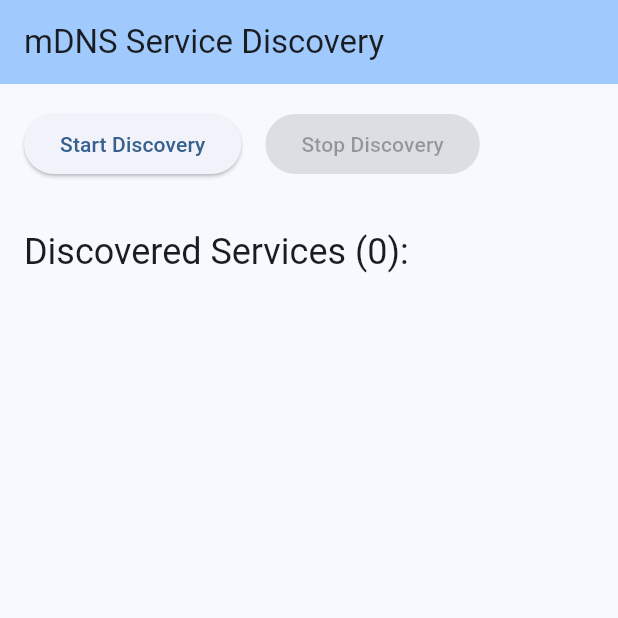
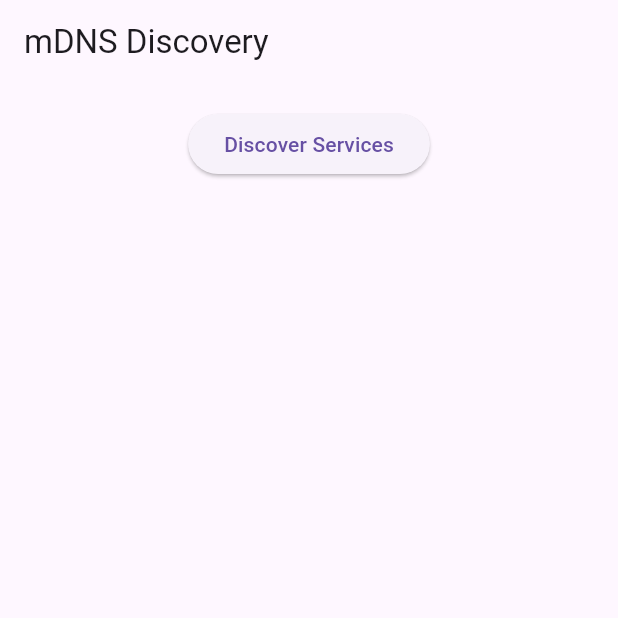
Before and after one commit to ragmondo/zeroconf-django-flutter, a Flutter app: the screen it shows after launch, on a phone screen of 412 x 824 dp, the top half of it. Run offline on Flutter 3.47's test engine with Material 3 defaults, Android fonts, the phone set to English and light mode, and no system bars; missing offline and left inert: bonsoir.

Commit message:
Simplify to minimal mDNS demo
Reduced codebase by ~50%:
- Removed Django REST framework, using simple JsonResponse
- Single API endpoint (/api/test/)
- Stripped Django settings to bare minimum (18 lines)
- Simplified Flutter UI to 117 lines
- Removed all debug logging
- Total core code now ~240 lines

This is now a truly minimal demonstration of mDNS service discovery.

🤖 Generated with Claude Code

Co-Authored-By: Claude <noreply@anthropic.com>

```diff
--- a/django-server/requirements.txt
+++ b/django-server/requirements.txt
@@ -1,3 +1,2 @@
 Django==5.0.6
 zeroconf==0.147.2
-djangorestframework==3.15.2
--- a/flutter-app/lib/main.dart
+++ b/flutter-app/lib/main.dart
@@ -3,9 +3,7 @@ import 'package:bonsoir/bonsoir.dart';
 import 'package:http/http.dart' as http;
 import 'dart:convert';
 
-void main() {
-  runApp(const MyApp());
-}
+void main() => runApp(const MyApp());
 
 class MyApp extends StatelessWidget {
   const MyApp({super.key});
@@ -13,28 +11,23 @@ class MyApp extends StatelessWidget {
   @override
   Widget build(BuildContext context) {
     return MaterialApp(
-      title: 'mDNS Discovery Demo',
-      theme: ThemeData(
-        colorScheme: ColorScheme.fromSeed(seedColor: Colors.blue),
-        useMaterial3: true,
-      ),
-      home: const ServiceDiscoveryPage(),
+      title: 'mDNS Discovery',
+      home: const DiscoveryPage(),
     );
   }
 }
 
-class ServiceDiscoveryPage extends StatefulWidget {
-  const ServiceDiscoveryPage({super.key});
+class DiscoveryPage extends StatefulWidget {
+  const DiscoveryPage({super.key});
 
   @override
-  State<ServiceDiscoveryPage> createState() => _ServiceDiscoveryPageState();
+  State<DiscoveryPage> createState() => _DiscoveryPageState();
 }
 
-class _ServiceDiscoveryPageState extends State<ServiceDiscoveryPage> {
+class _DiscoveryPageState extends State<DiscoveryPage> {
   BonsoirDiscovery? discovery;
-  final List<ResolvedBonsoirService> discoveredServices = [];
-  String? serverResponse;
-  bool isDiscovering = false;
+  final List<ResolvedBonsoirService> services = [];
+  String? response;
 
   @override
   void dispose() {
@@ -43,205 +36,81 @@ class _ServiceDiscoveryPageState extends State<ServiceDiscoveryPage> {
   }
 
   Future<void> startDiscovery() async {
-    print('=== STARTING DISCOVERY ===');
-
-    // Try both service types
-    final serviceType = '_django-api._tcp';
-    print('Looking for service type: $serviceType');
-
     setState(() {
-      discoveredServices.clear();
-      isDiscovering = true;
-      serverResponse = null;
+      services.clear();
+      response = null;
     });
 
-    discovery = BonsoirDiscovery(type: serviceType);
-    print('Discovery instance created for type: $serviceType');
+    discovery = BonsoirDiscovery(type: '_django-api._tcp');
+    await discovery!.ready;
 
-    // Wait for the discovery to be ready
-    print('Waiting for discovery to be ready...');
-    await discovery!.ready;
-    print('Discovery is ready');
-
-    discovery!.eventStream?.listen(
-      (event) {
-        print('=== DISCOVERY EVENT ===');
-        print('Event type: ${event.type}');
-        print('Service: ${event.service}');
-
-        if (event.type == BonsoirDiscoveryEventType.discoveryServiceFound) {
-          print('SERVICE FOUND: ${event.service?.name}');
-          print('Service type: ${event.service?.type}');
-          print('Attempting to resolve...');
-          event.service?.resolve(discovery!.serviceResolver);
-        } else if (event.type == BonsoirDiscoveryEventType.discoveryServiceResolved) {
-          print('SERVICE RESOLVED:');
-          print('  Name: ${event.service?.name}');
-          print('  Type: ${event.service?.type}');
-          print('  Full JSON: ${event.service?.toJson()}');
-
+    discovery!.eventStream?.listen((event) {
+      if (event.type == BonsoirDiscoveryEventType.discoveryServiceResolved) {
         if (event.service is ResolvedBonsoirService) {
+          setState(() {
             final resolved = event.service as ResolvedBonsoirService;
-            print('  Host: ${resolved.host}');
-            print('  Port: ${resolved.port}');
-            print('  Attributes: ${resolved.attributes}');
-
-            setState(() {
-              if (!discoveredServices.any((s) => s.name == resolved.name)) {
-                discoveredServices.add(resolved);
-                print('Added service to list. Total services: ${discoveredServices.length}');
+            if (!services.any((s) => s.name == resolved.name)) {
+              services.add(resolved);
             }
           });
         }
-        } else if (event.type == BonsoirDiscoveryEventType.discoveryServiceLost) {
-          print('SERVICE LOST: ${event.service?.name}');
-          setState(() {
-            discoveredServices.removeWhere((s) => s.name == event.service?.name);
-          });
-        } else {
-          print('Unknown event type: ${event.type}');
-        }
-      },
-      onError: (error, stackTrace) {
-        print('=== DISCOVERY ERROR ===');
-        print('Error: $error');
-        print('Stack trace: $stackTrace');
-      },
-    );
-
-    print('Starting discovery...');
-    await discovery!.start();
-    print('Discovery started successfully');
-
-    Future.delayed(const Duration(seconds: 10), () {
-      if (mounted && isDiscovering) {
-        print('Auto-stopping discovery after 10 seconds...');
-        stopDiscovery();
       }
     });
+
+    await discovery!.start();
   }
 
-  Future<void> stopDiscovery() async {
-    print('=== STOPPING DISCOVERY ===');
-    await discovery?.stop();
+  Future<void> testConnection(ResolvedBonsoirService service) async {
+    try {
+      final url = Uri.parse('http://${service.host}:${service.port}/api/test/');
+      final res = await http.get(url);
+
       setState(() {
-      isDiscovering = false;
+        response = res.statusCode == 200
+          ? json.decode(res.body)['message']
+          : 'Error: ${res.statusCode}';
       });
-    print('Discovery stopped');
-  }
-
-  Future<void> testServerConnection(ResolvedBonsoirService service) async {
-    try {
-      final host = service.host;
-      final port = service.port;
-
-      if (host == null || port == null) {
-        setState(() {
-          serverResponse = 'Error: Missing host or port information';
-        });
-        return;
-      }
-
-      final url = Uri.parse('http://$host:$port/api/info/');
-      print('Connecting to: $url');
-
-      final response = await http.get(url).timeout(const Duration(seconds: 5));
-
-      if (response.statusCode == 200) {
-        final data = json.decode(response.body);
-        setState(() {
-          final encoder = JsonEncoder.withIndent('  ');
-          serverResponse = 'Server Response:\n${encoder.convert(data)}';
-        });
-      } else {
-        setState(() {
-          serverResponse = 'Error: HTTP ${response.statusCode}';
-        });
-      }
     } catch (e) {
-      setState(() {
-        serverResponse = 'Connection Error: $e';
-      });
+      setState(() => response = 'Error: $e');
     }
   }
 
   @override
   Widget build(BuildContext context) {
     return Scaffold(
-      appBar: AppBar(
-        backgroundColor: Theme.of(context).colorScheme.inversePrimary,
-        title: const Text('mDNS Service Discovery'),
+      appBar: AppBar(title: const Text('mDNS Discovery')),
+      body: Column(
+        children: [
+          Padding(
+            padding: const EdgeInsets.all(16),
+            child: ElevatedButton(
+              onPressed: startDiscovery,
+              child: const Text('Discover Services'),
             ),
-      body: Padding(
-        padding: const EdgeInsets.all(16.0),
-        child: Column(
-          crossAxisAlignment: CrossAxisAlignment.start,
-          children: [
-            Row(
-              children: [
-                ElevatedButton(
-                  onPressed: isDiscovering ? null : startDiscovery,
-                  child: const Text('Start Discovery'),
           ),
-                const SizedBox(width: 16),
-                ElevatedButton(
-                  onPressed: isDiscovering ? stopDiscovery : null,
-                  child: const Text('Stop Discovery'),
-                ),
-              ],
-            ),
-            const SizedBox(height: 16),
-            if (isDiscovering)
-              const LinearProgressIndicator(),
-            const SizedBox(height: 16),
-            Text(
-              'Discovered Services (${discoveredServices.length}):',
-              style: Theme.of(context).textTheme.headlineSmall,
-            ),
-            const SizedBox(height: 8),
           Expanded(
             child: ListView.builder(
-                itemCount: discoveredServices.length,
+              itemCount: services.length,
               itemBuilder: (context, index) {
-                  final service = discoveredServices[index];
-                  return Card(
-                    child: ListTile(
-                      title: Text(service.name ?? 'Unknown Service'),
-                      subtitle: Column(
-                        crossAxisAlignment: CrossAxisAlignment.start,
-                        children: [
-                          Text('Host: ${service.host ?? "Unknown"}'),
-                          Text('Port: ${service.port ?? "Unknown"}'),
-                          if (service.attributes != null)
-                            Text('Attributes: ${service.attributes}'),
-                        ],
-                      ),
+                final service = services[index];
+                return ListTile(
+                  title: Text(service.name ?? 'Unknown'),
+                  subtitle: Text('${service.host}:${service.port}'),
                   trailing: ElevatedButton(
-                        onPressed: () => testServerConnection(service),
+                    onPressed: () => testConnection(service),
                     child: const Text('Test'),
-                      ),
                   ),
                 );
               },
             ),
           ),
-            if (serverResponse != null) ...[
-              const Divider(),
-              const SizedBox(height: 8),
+          if (response != null)
             Container(
-                padding: const EdgeInsets.all(12),
-                decoration: BoxDecoration(
-                  color: Colors.grey[100],
-                  borderRadius: BorderRadius.circular(8),
-                ),
-                child: SelectableText(
-                  serverResponse!,
-                  style: const TextStyle(fontFamily: 'monospace'),
-                ),
+              padding: const EdgeInsets.all(16),
+              color: Colors.green[100],
+              child: Text(response!),
             ),
         ],
-          ],
-        ),
       ),
     );
   }
```
Also changed, not shown: 4 other files. Lines whose indentation alone changed are shown as unchanged.
